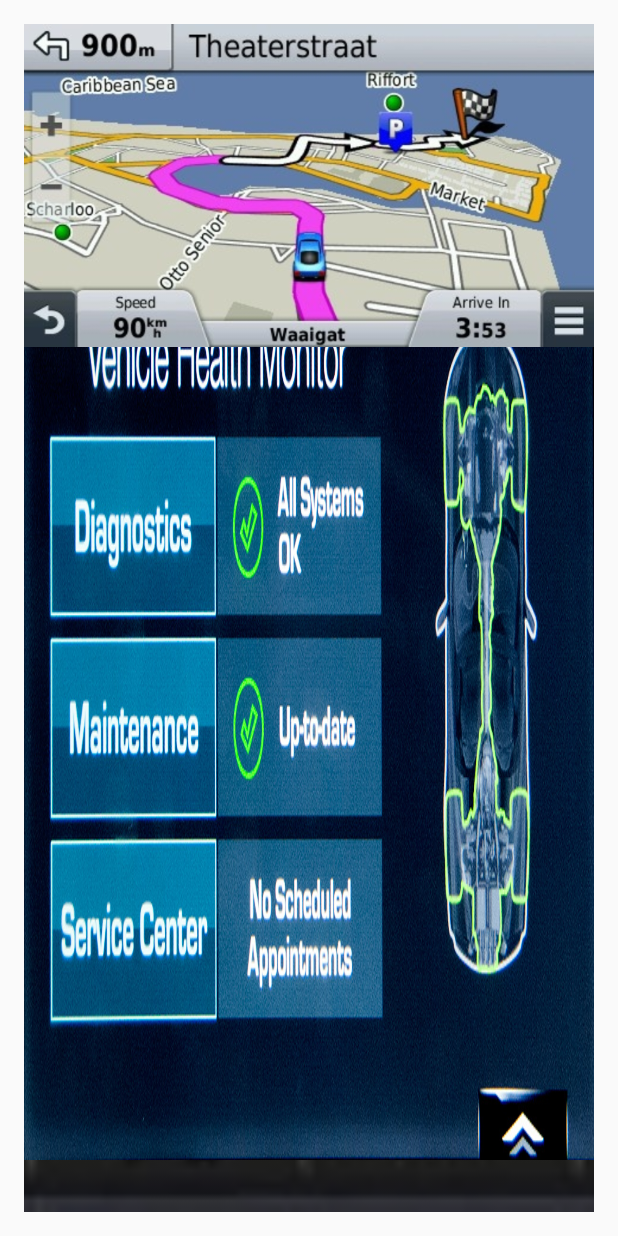
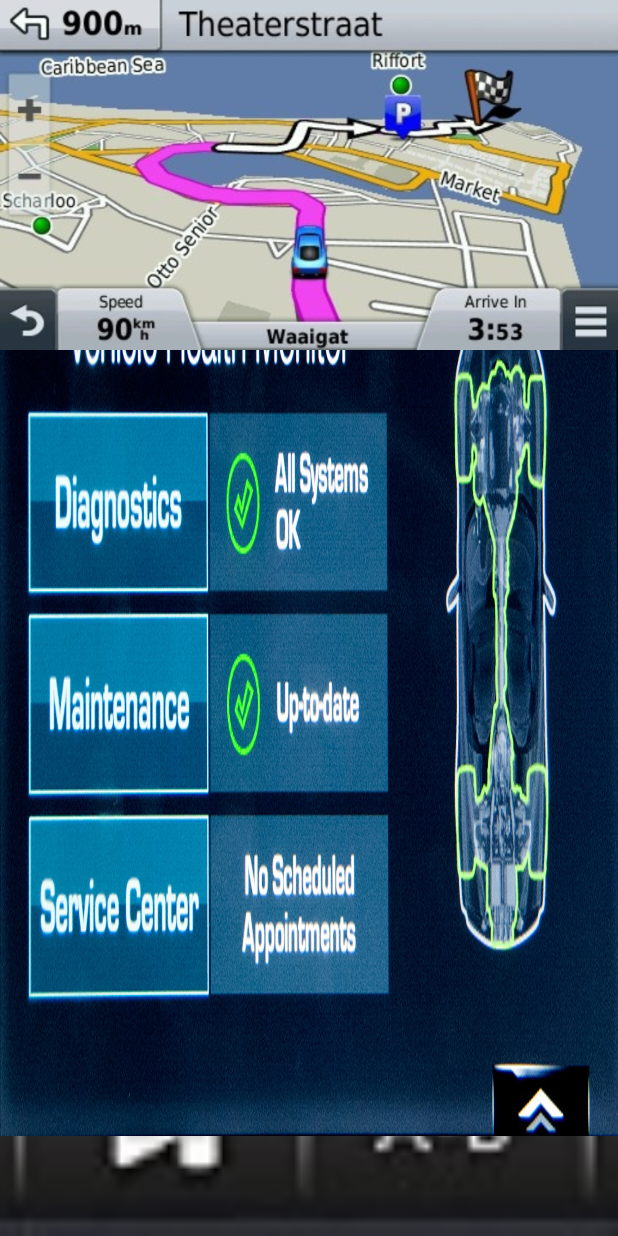
Before and after one commit to jrunzer26/Capstone, an Android app: the screen it shows after launch (MainActivity), on a phone screen of 412 x 824 dp. Run offline under Robolectric (Android 15) with nearby library versions, the phone set to English and light mode, and no system bars.

Commit message:
Removed the padding, which allowed the picture to extend to the boarder of the screen

```diff
--- a/Infotainment/app/src/main/res/layout/activity_main.xml
+++ b/Infotainment/app/src/main/res/layout/activity_main.xml
@@ -4,16 +4,12 @@
     android:id="@+id/activity_main"
     android:layout_width="match_parent"
     android:layout_height="match_parent"
-    android:paddingBottom="@dimen/activity_vertical_margin"
-    android:paddingLeft="@dimen/activity_horizontal_margin"
-    android:paddingRight="@dimen/activity_horizontal_margin"
-    android:paddingTop="@dimen/activity_vertical_margin"
     tools:context="com.example.android.infotainment.MainActivity">
 
     <TabHost
         android:id="@+id/tabhost_mainactivity_tabs"
-        android:layout_width="200dip"
-        android:layout_height="300dip"
+        android:layout_width="match_parent"
+        android:layout_height="match_parent"
         android:layout_alignParentTop="true"
         android:layout_alignParentEnd="true"
         android:layout_alignParentBottom="true"
@@ -28,7 +24,8 @@
                 android:id="@android:id/tabcontent"
                 android:layout_width="match_parent"
                 android:layout_height="wrap_content"
-                android:layout_weight="1">
+                android:layout_weight="1"
+                android:layout_marginTop="0dp">
 
 
                 <LinearLayout
@@ -36,7 +33,8 @@
                     android:layout_width="match_parent"
                     android:layout_height="match_parent"
                     android:orientation="vertical">
-                    <include layout="@layout/fragment_radio"/>
+                    <include layout="@layout/fragment_radio"
+                        android:layout_width="570dp" />
                 </LinearLayout>
 
                 <LinearLayout
@@ -60,7 +58,8 @@
                 android:layout_width="match_parent"
                 android:layout_height="wrap_content"
                 android:layout_weight="0"
-                android:layout_marginBottom="-4dp"/>
+                android:layout_marginBottom="-4dp"
+                android:background="@android:color/darker_gray" />
 
 
 
```
